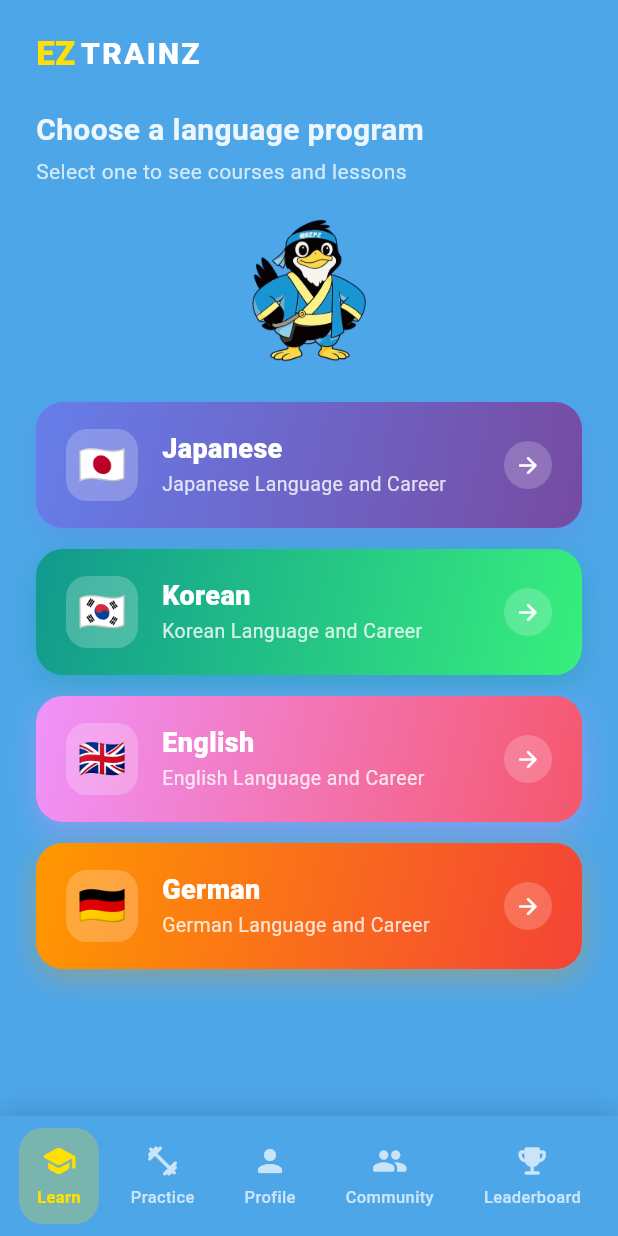
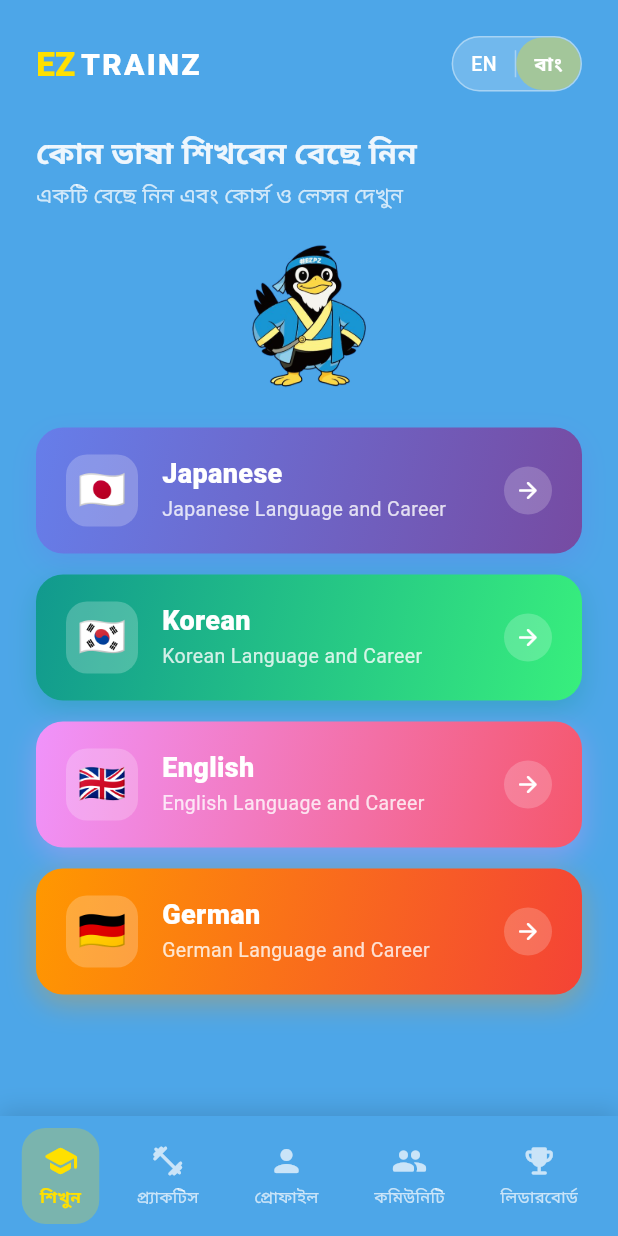
Before and after one commit to Faiaaz/EdTech-language-learning, a Flutter app: the MainShellScreen screen opened directly, on a phone screen of 412 x 824 dp. Run offline on Flutter 3.47's test engine with Material 3 defaults, Android fonts, the phone set to English and light mode, and no system bars; our stand-ins replace get, shared_preferences, video_player; accounts and stored records are empty.

Commit message:
Add Bangla/Banglish and language switching: translations, EN|বাং switcher on login and Learn tab, nav and copy from ux_copy_banglish.csv
Made-with: Cursor

```diff
--- a/lib/l10n/app_translations.dart
+++ b/lib/l10n/app_translations.dart
@@ -86,11 +86,29 @@ const _en = <String, String>{
   'email_label': 'Email',
   'bio_label': 'Bio',
   'no_bio': 'No bio yet.',
+  'profile_logout_confirm': 'Do you want to logout?',
+  'profile_logout_yes': 'Yes, Logout',
+  'profile_cancel': 'Cancel',
 
   // ── Language Picker ─────────────────────────────────────────────
   'app_language': 'App Language',
   'language_english': 'English',
   'language_bangla': 'বাংলিশ (Banglish)',
+
+  // ── Nav (bottom bar) ───────────────────────────────────────────
+  'nav_learn': 'Learn',
+  'nav_practice': 'Practice',
+  'nav_profile': 'Profile',
+  'nav_community': 'Community',
+  'nav_leaderboard': 'Leaderboard',
+
+  // ── Home / Learn tab ──────────────────────────────────────────
+  'home_subtitle': 'Which language will you learn today?',
+  'choose_language_program': 'Choose a language program',
+  'select_one_subtitle': 'Select one to see courses and lessons',
+
+  // ── Coming Soon ────────────────────────────────────────────────
+  'coming_soon': 'Coming Soon',
 
   // ── Splash ──────────────────────────────────────────────────────
   'splash_tagline': 'Learn languages the easy way',
@@ -173,12 +191,30 @@ const _bn = <String, String>{
   'email_label': 'Email',
   'bio_label': 'Bio',
   'no_bio': 'এখনো কোনো bio নেই।',
+  'profile_logout_confirm': 'আপনি কি Logout করতে চান?',
+  'profile_logout_yes': 'হ্যাঁ, Logout করুন',
+  'profile_cancel': 'বাদ দিন',
 
   // ── Language Picker ─────────────────────────────────────────────
   'app_language': 'অ্যাপের ভাষা',
   'language_english': 'English',
   'language_bangla': 'বাংলিশ (Banglish)',
 
+  // ── Nav (bottom bar) ───────────────────────────────────────────
+  'nav_learn': 'শিখুন',
+  'nav_practice': 'প্র্যাকটিস',
+  'nav_profile': 'প্রোফাইল',
+  'nav_community': 'কমিউনিটি',
+  'nav_leaderboard': 'লিডারবোর্ড',
+
+  // ── Home / Learn tab ──────────────────────────────────────────
+  'home_subtitle': 'আজ কোন ভাষা শিখবেন?',
+  'choose_language_program': 'কোন ভাষা শিখবেন বেছে নিন',
+  'select_one_subtitle': 'একটি বেছে নিন এবং কোর্স ও লেসন দেখুন',
+
+  // ── Coming Soon ────────────────────────────────────────────────
+  'coming_soon': 'শীঘ্রই আসছে',
+
   // ── Splash ──────────────────────────────────────────────────────
   'splash_tagline': 'ভাষা শেখা এখন সহজ',
   'splash_loading': 'প্রস্তুত হচ্ছে...',
--- a/lib/main.dart
+++ b/lib/main.dart
@@ -24,7 +24,7 @@ class MyApp extends StatelessWidget {
     return GetMaterialApp(
       debugShowCheckedModeBanner: false,
       translations: AppTranslations(),
-      locale: const Locale('bn', 'BD'),
+      locale: LocaleController.to.locale,
       fallbackLocale: const Locale('en', 'US'),
       initialBinding: BindingsBuilder(() {
         Get.put(LocaleController(), permanent: true);
--- a/lib/screens/coming_soon_screen.dart
+++ b/lib/screens/coming_soon_screen.dart
@@ -1,14 +1,16 @@
 import 'package:flutter/material.dart';
+import 'package:get/get.dart';
 
 /// Empty state / placeholder for features not yet built (e.g. Community, Leaderboard).
 class ComingSoonScreen extends StatelessWidget {
   const ComingSoonScreen({
     super.key,
-    required this.title,
+    required this.titleKey,
     this.icon,
   });
 
-  final String title;
+  /// Translation key for the tab/section name (e.g. nav_practice, nav_community).
+  final String titleKey;
   final IconData? icon;
 
   static const _bgColor = Color(0xFF4DA6E8);
@@ -41,7 +43,7 @@ class ComingSoonScreen extends StatelessWidget {
                 ),
                 const SizedBox(height: 24),
                 Text(
-                  title,
+                  titleKey.tr,
                   style: const TextStyle(
                     color: Colors.white,
                     fontSize: 22,
@@ -51,7 +53,7 @@ class ComingSoonScreen extends StatelessWidget {
                 ),
                 const SizedBox(height: 12),
                 Text(
-                  'Coming Soon',
+                  'coming_soon'.tr,
                   style: TextStyle(
                     color: Colors.white.withValues(alpha: 0.85),
                     fontSize: 16,
--- a/lib/screens/login_screen.dart
+++ b/lib/screens/login_screen.dart
@@ -6,6 +6,7 @@ import 'package:ez_trainz/screens/main_shell_screen.dart';
 import 'package:ez_trainz/screens/sign_up_screen.dart';
 import 'package:ez_trainz/services/auth_service.dart';
 import 'package:ez_trainz/widgets/animated_character.dart';
+import 'package:ez_trainz/widgets/language_switcher.dart';
 import 'package:ez_trainz/widgets/social_btn.dart';
 
 class LoginScreen extends StatefulWidget {
@@ -78,6 +79,13 @@ class _LoginScreenState extends State<LoginScreen> {
               crossAxisAlignment: CrossAxisAlignment.center,
               children: [
                 const SizedBox(height: 14),
+
+                // ── Language switcher (EN / Banglish) ───────────────
+                Align(
+                  alignment: Alignment.centerRight,
+                  child: const LanguageSwitcher(),
+                ),
+                const SizedBox(height: 8),
 
                 // ── HEADER ─────────────────────────────────────────
                 const Row(
--- a/lib/screens/main_shell_screen.dart
+++ b/lib/screens/main_shell_screen.dart
@@ -7,6 +7,7 @@ import 'package:ez_trainz/models/program.dart';
 import 'package:ez_trainz/screens/coming_soon_screen.dart';
 import 'package:ez_trainz/screens/course_list_screen.dart';
 import 'package:ez_trainz/screens/profile_screen.dart';
+import 'package:ez_trainz/widgets/language_switcher.dart';
 
 /// Main container after login. Fixed bottom nav with five tabs.
 /// Learn tab shows program picker (JLC/KLC/ELC/GLC) or course list when a program is selected.
@@ -25,11 +26,11 @@ class _MainShellScreenState extends State<MainShellScreen> {
   static const _unselectedColor = Colors.white70;
 
   static const _tabs = [
-    _NavItem(icon: Icons.school_rounded, label: 'Learn'),
-    _NavItem(icon: Icons.fitness_center_rounded, label: 'Practice'),
-    _NavItem(icon: Icons.person_rounded, label: 'Profile'),
-    _NavItem(icon: Icons.people_rounded, label: 'Community'),
-    _NavItem(icon: Icons.emoji_events_rounded, label: 'Leaderboard'),
+    _NavItem(icon: Icons.school_rounded, labelKey: 'nav_learn'),
+    _NavItem(icon: Icons.fitness_center_rounded, labelKey: 'nav_practice'),
+    _NavItem(icon: Icons.person_rounded, labelKey: 'nav_profile'),
+    _NavItem(icon: Icons.people_rounded, labelKey: 'nav_community'),
+    _NavItem(icon: Icons.emoji_events_rounded, labelKey: 'nav_leaderboard'),
   ];
 
   @override
@@ -43,10 +44,10 @@ class _MainShellScreenState extends State<MainShellScreen> {
                 ? const CourseListScreen()
                 : const _ProgramPickerView();
           }),
-          const ComingSoonScreen(title: 'Practice', icon: Icons.fitness_center_rounded),
+          const ComingSoonScreen(titleKey: 'nav_practice', icon: Icons.fitness_center_rounded),
           const ProfileScreen(),
-          const ComingSoonScreen(title: 'Community', icon: Icons.people_rounded),
-          const ComingSoonScreen(title: 'Leaderboard', icon: Icons.emoji_events_rounded),
+          const ComingSoonScreen(titleKey: 'nav_community', icon: Icons.people_rounded),
+          const ComingSoonScreen(titleKey: 'nav_leaderboard', icon: Icons.emoji_events_rounded),
         ],
       ),
       bottomNavigationBar: Container(
@@ -91,7 +92,7 @@ class _MainShellScreenState extends State<MainShellScreen> {
                         ),
                         const SizedBox(height: 4),
                         Text(
-                          tab.label,
+                          tab.labelKey.tr,
                           style: TextStyle(
                             fontSize: 11,
                             fontWeight:
@@ -113,9 +114,9 @@ class _MainShellScreenState extends State<MainShellScreen> {
 }
 
 class _NavItem {
-  const _NavItem({required this.icon, required this.label});
+  const _NavItem({required this.icon, required this.labelKey});
   final IconData icon;
-  final String label;
+  final String labelKey;
 }
 
 /// Shown in Learn tab when no program is selected. Tapping a card sets program and loads courses.
@@ -133,6 +134,9 @@ class _ProgramPickerView extends StatelessWidget {
             crossAxisAlignment: CrossAxisAlignment.start,
             children: [
               const SizedBox(height: 24),
+              Row(
+                mainAxisAlignment: MainAxisAlignment.spaceBetween,
+                children: [
                   const Row(
                     crossAxisAlignment: CrossAxisAlignment.baseline,
                     textBaseline: TextBaseline.alphabetic,
@@ -155,9 +159,12 @@ class _ProgramPickerView extends StatelessWidget {
                           )),
                     ],
                   ),
+                  const LanguageSwitcher(),
+                ],
+              ),
               const SizedBox(height: 28),
               Text(
-                'Choose a language program',
+                'choose_language_program'.tr,
                 style: TextStyle(
                   color: Colors.white.withValues(alpha: 0.9),
                   fontSize: 20,
@@ -167,7 +174,7 @@ class _ProgramPickerView extends StatelessWidget {
               ),
               const SizedBox(height: 6),
               Text(
-                'Select one to see courses and lessons',
+                'select_one_subtitle'.tr,
                 style: TextStyle(
                   color: Colors.white.withValues(alpha: 0.75),
                   fontSize: 14,
--- a/lib/screens/splash_screen.dart
+++ b/lib/screens/splash_screen.dart
@@ -1,5 +1,6 @@
 import 'package:flutter/material.dart';
 import 'dart:math' as math;
+import 'package:get/get.dart';
 
 import 'package:ez_trainz/screens/login_screen.dart';
 import 'package:ez_trainz/widgets/ez_logo_boxed.dart';
@@ -256,8 +257,8 @@ class _SplashScreenState extends State<SplashScreen>
                         offset: Offset(taglineOffset, 0),
                         child: Opacity(
                           opacity: taglineOpacity.clamp(0.0, 1.0),
-                          child: const Text(
-                            'Learn. Grow. Thrive.',
+                          child: Text(
+                            'splash_tagline'.tr,
                             textAlign: TextAlign.center,
                             style: TextStyle(
                               color: Color(0xFF888888),
--- /dev/null
+++ b/lib/widgets/language_switcher.dart
@@ -0,0 +1,72 @@
+import 'package:flutter/material.dart';
+import 'package:get/get.dart';
+
+import 'package:ez_trainz/controllers/locale_controller.dart';
+
+/// Compact EN / Banglish toggle. Use in app bar, login, or program picker.
+class LanguageSwitcher extends StatelessWidget {
+  const LanguageSwitcher({super.key});
+
+  @override
+  Widget build(BuildContext context) {
+    final locale = LocaleController.to;
+    return Obx(() {
+      final isEn = locale.isEnglish;
+      return Container(
+        decoration: BoxDecoration(
+          color: Colors.white.withValues(alpha: 0.2),
+          borderRadius: BorderRadius.circular(20),
+          border: Border.all(color: Colors.white38, width: 1),
+        ),
+        child: Row(
+          mainAxisSize: MainAxisSize.min,
+          children: [
+            _chip(
+              label: 'EN',
+              selected: isEn,
+              onTap: locale.switchToEnglish,
+            ),
+            Container(
+              width: 1,
+              height: 18,
+              color: Colors.white38,
+            ),
+            _chip(
+              label: 'বাং',
+              selected: !isEn,
+              onTap: locale.switchToBanglish,
+            ),
+          ],
+        ),
+      );
+    });
+  }
+
+  Widget _chip({
+    required String label,
+    required bool selected,
+    required VoidCallback onTap,
+  }) {
+    return GestureDetector(
+      onTap: onTap,
+      child: AnimatedContainer(
+        duration: const Duration(milliseconds: 150),
+        padding: const EdgeInsets.symmetric(horizontal: 12, vertical: 8),
+        decoration: BoxDecoration(
+          color: selected
+              ? const Color(0xFFFFE000).withValues(alpha: 0.35)
+              : Colors.transparent,
+          borderRadius: BorderRadius.circular(18),
+        ),
+        child: Text(
+          label,
+          style: TextStyle(
+            color: Colors.white,
+            fontSize: 13,
+            fontWeight: selected ? FontWeight.w700 : FontWeight.w500,
+          ),
+        ),
+      ),
+    );
+  }
+}
```
Also changed, not shown: pubspec.lock, 2 other files. Lines whose indentation alone changed are shown as unchanged.
